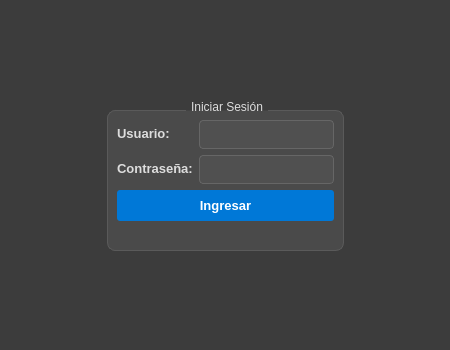
First picture: the form in ui/login_o.ui, repository Eduardo-Camach0o0/Crud-QT, before the edit.
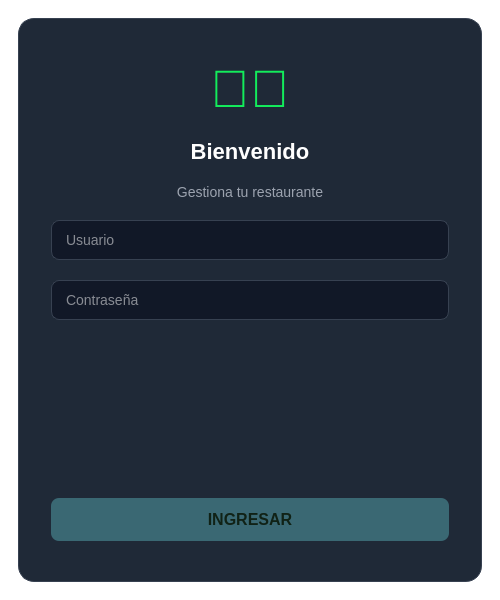
Second picture: the form after the edit.

Diff of the .ui file:
```diff
--- a/ui/login_o.ui
+++ b/ui/login_o.ui
@@ -1,151 +1,189 @@
 <?xml version="1.0" encoding="UTF-8"?>
 <ui version="4.0">
- <class>Widget</class>
- <widget class="QWidget" name="Widget">
+ <class>LoginWidget</class>
+ <widget class="QWidget" name="LoginWidget">
   <property name="geometry">
    <rect>
     <x>0</x>
     <y>0</y>
-    <width>450</width>
-    <height>350</height>
+    <width>500</width>
+    <height>600</height>
    </rect>
   </property>
   <property name="windowTitle">
    <string>Inicio de Sesión</string>
   </property>
   <property name="styleSheet">
-   <string notr="true">/* === Ventana Principal === */
-QWidget {
-	background-color: #3c3c3c; /* Fondo gris oscuro */
-}
+   <string notr="true">
+    /* === ESTILO GENERAL (Tema Restaurante) === */
+    QWidget#LoginWidget {
+        background-color: #ffffff; /* Fondo blanco */
+        font-family: &quot;Segoe UI&quot;, &quot;Work Sans&quot;, sans-serif;
+    }
 
-/* === Tarjeta de Login === */
-QGroupBox {
-	background-color: #4a4a4a; /* Gris medio para la &quot;tarjeta&quot; */
-	border: 1px solid #5a5a5a;
-	border-radius: 8px;
-	margin-top: 10px;
-}
+    /* === TARJETA CENTRAL === */
+    QFrame#cardFrame {
+        background-color: #1f2937; /* Gris tarjeta */
+        border-radius: 16px;
+        border: 1px solid #374151;
+    }
 
-QGroupBox::title {
-	subcontrol-origin: margin;
-	subcontrol-position: top center;
-	padding: 0 3px;
-	color: #dddddd; /* Color de texto claro */
-	font-weight: bold;
-}
+    /* === TEXTOS === */
+    QLabel {
+        color: #f3f4f6;
+        border: none;
+    }
+    QLabel#lblTitle {
+        font-size: 22px;
+        font-weight: bold;
+        color: #ffffff;
+    }
+    QLabel#lblSubtitle {
+        font-size: 14px;
+        color: #9ca3af;
+    }
 
-/* === Etiquetas (&quot;Usuario:&quot;, &quot;Contraseña:&quot;) === */
-QLabel {
-	font-size: 10pt;
-	color: #dddddd;
-	font-weight: bold;
-	background-color: transparent;
-}
+    /* === INPUTS (MANTENIENDO TUS NOMBRES) === */
+    QLineEdit {
+        background-color: #111827;
+        border: 1px solid #374151;
+        border-radius: 8px;
+        padding: 10px 12px;
+        font-size: 14px;
+        color: white;
+        selection-background-color: #f9f9f9ff;
+        selection-color: #102216;
+    }
+    QLineEdit:focus {
+        border: 1px solid #f9f9f9ff; /* Verde al enfocar */
+        background-color: #050b07;
+    }
+    QLineEdit::placeholder {
+        color: #6b7280;
+    }
 
-/* === Campos de texto === */
-QLineEdit {
-	font-size: 10pt;
-	padding: 5px;
-	background-color: #505050;
-	color: #e0e0e0;
-	border: 1px solid #666666;
-	border-radius: 4px;
-}
+    /* === BOTÓN INGRESAR === */
+    QPushButton#boton_ingresar {
+        background-color: #4d78f9ff; /* Verde Primario */
+        color: #102216;
+        border: none;
+        border-radius: 8px;
+        font-size: 16px;
+        font-weight: bold;
+        padding: 12px;
+    }
+    QPushButton#boton_ingresar:hover {
+        background-color: #8fa8f5ff;
+    }
+    QPushButton#boton_ingresar:pressed {
+        background-color: #8fa8f5ff;
+        padding-top: 14px;
+    }
 
-QLineEdit:focus {
-	border: 1px solid #888888;
-}
-
-/* === Botón de &quot;Ingresar&quot; (Azul) === */
-QPushButton {
-	font-size: 10pt;
-	font-weight: bold;
-	padding: 8px;
-	background-color: #0078d7; /* Mantenemos el azul como acento */
-	color: white;
-	border: none;
-	border-radius: 3px;
-}
-
-QPushButton:hover {
-	background-color: #005a9e; /* Azul más oscuro */
-}
-
-/* === Label de Estado (Error) === */
-#label_status {
-	color: #e53935; /* Un rojo más brillante para modo oscuro */
-	font-size: 9pt;
-}</string>
+    /* === STATUS LABEL === */
+    QLabel#label_status {
+        color: #ef4444; /* Rojo error */
+        font-size: 12px;
+        font-weight: bold;
+    }
+   </string>
   </property>
-  <layout class="QGridLayout" name="gridLayout_2">
-   <item row="0" column="0">
-    <spacer name="verticalSpacer">
-     <property name="orientation">
-      <enum>Qt::Vertical</enum>
-     </property>
-     <property name="sizeHint" stdset="0">
-      <size>
-       <width>20</width>
-       <height>40</height>
-      </size>
-     </property>
-    </spacer>
-   </item>
-   <item row="1" column="0">
-    <spacer name="horizontalSpacer">
-     <property name="orientation">
-      <enum>Qt::Horizontal</enum>
-     </property>
-     <property name="sizeHint" stdset="0">
-      <size>
-       <width>40</width>
-       <height>20</height>
-      </size>
-     </property>
-    </spacer>
-   </item>
+  <layout class="QGridLayout" name="gridLayout">
+   <item row="0" column="0"><spacer><property name="orientation"><enum>Qt::Horizontal</enum></property></spacer></item>
+   <item row="0" column="2"><spacer><property name="orientation"><enum>Qt::Horizontal</enum></property></spacer></item>
+   <item row="0" column="1"><spacer><property name="orientation"><enum>Qt::Vertical</enum></property></spacer></item>
+   <item row="2" column="1"><spacer><property name="orientation"><enum>Qt::Vertical</enum></property></spacer></item>
+
    <item row="1" column="1">
-    <widget class="QGroupBox" name="groupBox">
-     <property name="title">
-      <string>Iniciar Sesión</string>
+    <widget class="QFrame" name="cardFrame">
+     <property name="minimumSize">
+      <size>
+       <width>380</width>
+       <height>450</height>
+      </size>
+     </property>
+     <property name="frameShape">
+      <enum>QFrame::StyledPanel</enum>
+     </property>
+     <property name="frameShadow">
+      <enum>QFrame::Raised</enum>
      </property>
      <layout class="QVBoxLayout" name="verticalLayout">
+      <property name="spacing">
+       <number>20</number>
+      </property>
+      <property name="leftMargin">
+       <number>32</number>
+      </property>
+      <property name="topMargin">
+       <number>40</number>
+      </property>
+      <property name="rightMargin">
+       <number>32</number>
+      </property>
+      <property name="bottomMargin">
+       <number>40</number>
+      </property>
+
       <item>
-       <layout class="QFormLayout" name="formLayout">
-        <item row="0" column="0">
-         <widget class="QLabel" name="label">
-          <property name="text">
-           <string>Usuario:</string>
-          </property>
-         </widget>
-        </item>
-        <item row="0" column="1">
-         <widget class="QLineEdit" name="line_edit_usuario"/>
-        </item>
-        <item row="1" column="0">
-         <widget class="QLabel" name="label_2">
-          <property name="text">
-           <string>Contraseña:</string>
-          </property>
-         </widget>
-        </item>
-        <item row="1" column="1">
-         <widget class="QLineEdit" name="line_edit_password">
-          <property name="echoMode">
-           <enum>QLineEdit::Password</enum>
-          </property>
-         </widget>
-        </item>
-       </layout>
+       <widget class="QLabel" name="lblIcon">
+        <property name="font">
+         <font>
+          <pointsize>40</pointsize>
+         </font>
+        </property>
+        <property name="styleSheet">
+         <string>color: #13ec5b;</string>
+        </property>
+        <property name="text">
+         <string>👨‍🍳</string>
+        </property>
+        <property name="alignment">
+         <set>Qt::AlignCenter</set>
+        </property>
+       </widget>
       </item>
+
       <item>
-       <widget class="QPushButton" name="boton_ingresar">
+       <widget class="QLabel" name="lblTitle">
         <property name="text">
-         <string>Ingresar</string>
+         <string>Bienvenido</string>
         </property>
+        <property name="alignment">
+         <set>Qt::AlignCenter</set>
+        </property>
        </widget>
       </item>
+      <item>
+       <widget class="QLabel" name="lblSubtitle">
+        <property name="text">
+         <string>Gestiona tu restaurante</string>
+        </property>
+        <property name="alignment">
+         <set>Qt::AlignCenter</set>
+        </property>
+       </widget>
+      </item>
+
+      <item>
+       <widget class="QLineEdit" name="line_edit_usuario">
+        <property name="placeholderText">
+         <string>Usuario</string>
+        </property>
+       </widget>
+      </item>
+
+      <item>
+       <widget class="QLineEdit" name="line_edit_password">
+        <property name="echoMode">
+         <enum>QLineEdit::Password</enum>
+        </property>
+        <property name="placeholderText">
+         <string>Contraseña</string>
+        </property>
+       </widget>
+      </item>
+
       <item>
        <widget class="QLabel" name="label_status">
         <property name="text">
@@ -156,35 +194,35 @@
         </property>
        </widget>
       </item>
+
+      <item>
+       <spacer name="verticalSpacer_Internal">
+        <property name="orientation">
+         <enum>Qt::Vertical</enum>
+        </property>
+        <property name="sizeHint" stdset="0">
+         <size>
+          <width>20</width>
+          <height>40</height>
+         </size>
+        </property>
+       </spacer>
+      </item>
+
+      <item>
+       <widget class="QPushButton" name="boton_ingresar">
+        <property name="text">
+         <string>INGRESAR</string>
+        </property>
+        <property name="cursor">
+         <cursorShape>PointingHandCursor</cursorShape>
+        </property>
+       </widget>
+      </item>
+
      </layout>
     </widget>
    </item>
-   <item row="1" column="2">
-    <spacer name="horizontalSpacer_2">
-     <property name="orientation">
-      <enum>Qt::Horizontal</enum>
-     </property>
-     <property name="sizeHint" stdset="0">
-      <size>
-       <width>40</width>
-       <height>20</height>
-      </size>
-     </property>
-    </spacer>
-   </item>
-   <item row="2" column="1">
-    <spacer name="verticalSpacer_2">
-     <property name="orientation">
-      <enum>Qt::Vertical</enum>
-     </property>
-     <property name="sizeHint" stdset="0">
-      <size>
-       <width>20</width>
-       <height>40</height>
-      </size>
-     </property>
-    </spacer>
-   </item>
   </layout>
  </widget>
  <resources/>
```
